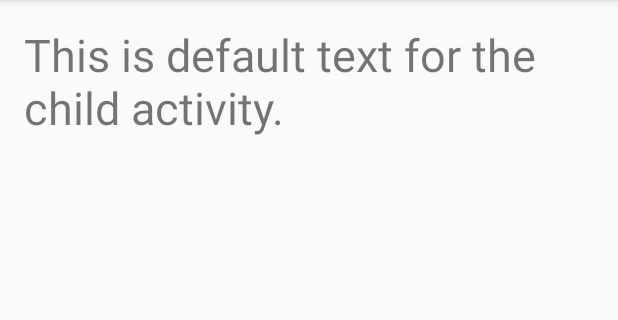
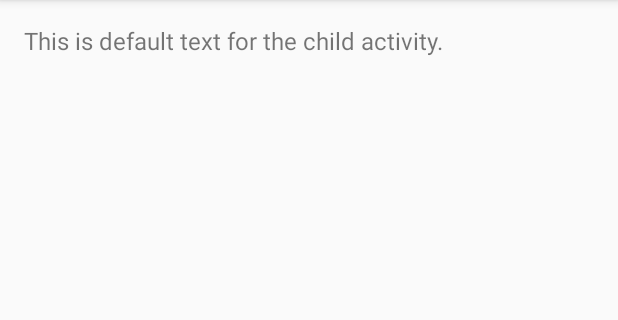
Before and after one commit to jakehoare/GitHubLeetcodePython, an Android app: the ChildActivity screen opened directly, with no data from a screen before it, on a phone screen of 412 x 824 dp, the part 84-404 px from its top. Run offline under Robolectric (Android 15) with nearby library versions, the phone set to English and light mode, and no system bars.

Commit message:
Formatting of child activity, filter only Python

```diff
--- a/app/src/main/res/layout/activity_child.xml
+++ b/app/src/main/res/layout/activity_child.xml
@@ -10,11 +10,17 @@
     android:paddingTop="16dp"
     tools:context="com.example.android.datafrominternet.ChildActivity">
 
-    <TextView
-        android:layout_width="wrap_content"
-        android:layout_height="wrap_content"
-        android:id="@+id/tv_display"
-        android:textSize="30sp"
-        android:text="This is default text for the child activity."/>
+    <ScrollView
+        android:layout_width="match_parent"
+        android:layout_height="match_parent" >
+
+        <TextView
+            android:layout_width="wrap_content"
+            android:layout_height="wrap_content"
+            android:id="@+id/tv_display"
+            android:textSize="16sp"
+            android:text="This is default text for the child activity."/>
+
+    </ScrollView>
 
 </RelativeLayout>
```
Also changed, not shown: app/src/main/java/com/example/android/datafrominternet/ChildActivity.java (+63 -2 lines), app/src/main/java/com/example/android/datafrominternet/MainActivity.java (+9 -7 lines).
